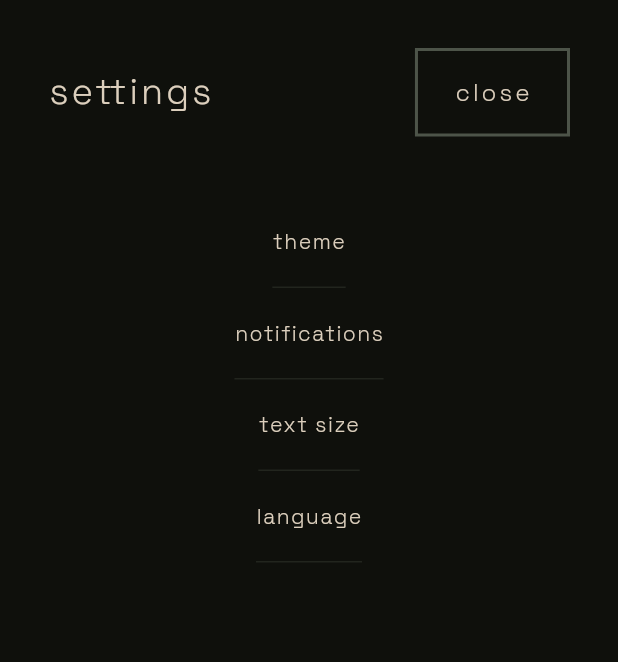
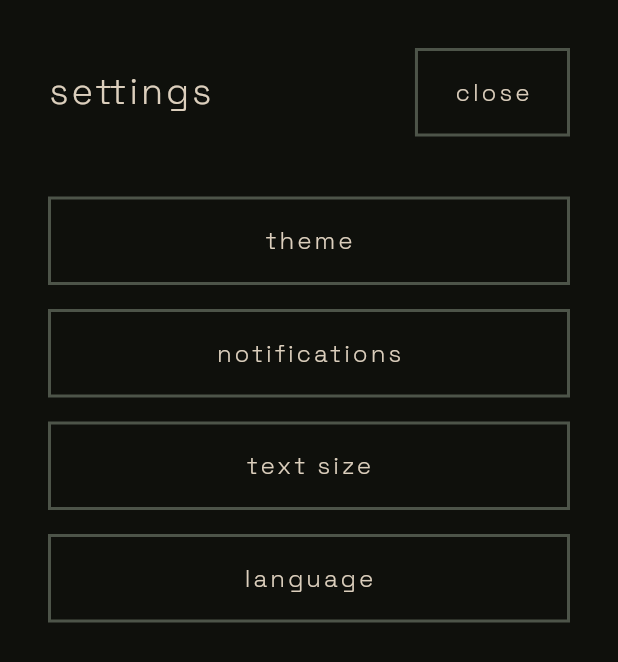
Before and after one commit to EzeLLM/EchoSee, a Flutter app: the SettingsMenu widget shown alone on an empty page, opened directly with empty values, on a phone screen of 412 x 824 dp. Shown: the top 662 px of the screen. Run offline on Flutter 3.47's test engine with Material 3 defaults, Android fonts, the phone set to English and light mode, and no system bars; our stand-ins replace google_fonts.

Commit message:
Refactor UI components for HistoryPanel and SettingsMenu
- Updated HistoryPanel and SettingsMenu to use CustomButton for better consistency in button styling.
- Adjusted layout properties to ensure components stretch across available space.
- Removed legacy widget implementations in favor of the new button design for improved user interaction.

```diff
--- a/mobileappechosee/lib/components/settings_menu.dart
+++ b/mobileappechosee/lib/components/settings_menu.dart
@@ -25,6 +25,7 @@ class SettingsMenu extends StatelessWidget {
         ],
       ),
       child: Column(
+        crossAxisAlignment: CrossAxisAlignment.stretch,
         children: [
           // Header
           Row(
@@ -46,32 +47,30 @@ class SettingsMenu extends StatelessWidget {
           ),
           const SizedBox(height: 40),
           // Settings options
-          _buildSettingsOption('theme'),
-          _buildSettingsOption('notifications'),
-          _buildSettingsOption('text size'),
-          _buildSettingsOption('language'),
+          Expanded(
+            child: Column(
+              children: [
+                _buildSettingsButton('theme'),
+                const SizedBox(height: 16),
+                _buildSettingsButton('notifications'),
+                const SizedBox(height: 16),
+                _buildSettingsButton('text size'),
+                const SizedBox(height: 16),
+                _buildSettingsButton('language'),
+              ],
+            ),
+          ),
         ],
       ),
     );
   }
 
-  Widget _buildSettingsOption(String text) {
-    return Container(
-      padding: const EdgeInsets.symmetric(vertical: 20),
-      decoration: BoxDecoration(
-        border: Border(
-          bottom: BorderSide(
-            color: AppTheme.sage.withOpacity(0.3),
-          ),
-        ),
-      ),
-      child: Text(
-        text,
-        style: const TextStyle(
-          fontWeight: FontWeight.w300,
-          letterSpacing: 1,
-        ),
-      ),
+  Widget _buildSettingsButton(String text) {
+    return CustomButton(
+      text: text,
+      onPressed: () {
+        // Handle setting option press
+      },
     );
   }
 }
--- a/mobileappechosee/lib/screens/home_screen.dart
+++ b/mobileappechosee/lib/screens/home_screen.dart
@@ -175,7 +175,7 @@ class _HomeScreenState extends State<HomeScreen> {
                 top: 0,
                 right: 0,
                 bottom: 0,
-                width: MediaQuery.of(context).size.width * 0.8,
+                left: 0,
                 child: SettingsMenu(
                   onClose: _toggleSettings,
                 ),
@@ -186,7 +186,7 @@ class _HomeScreenState extends State<HomeScreen> {
                 top: 0,
                 left: 0,
                 bottom: 0,
-                width: MediaQuery.of(context).size.width * 0.8,
+                right: 0,
                 child: HistoryPanel(
                   onClose: _toggleHistory,
                 ),
```
Also changed, not shown: mobileappechosee/lib/components/history_panel.dart (+12 -16 lines), 3 other files.
